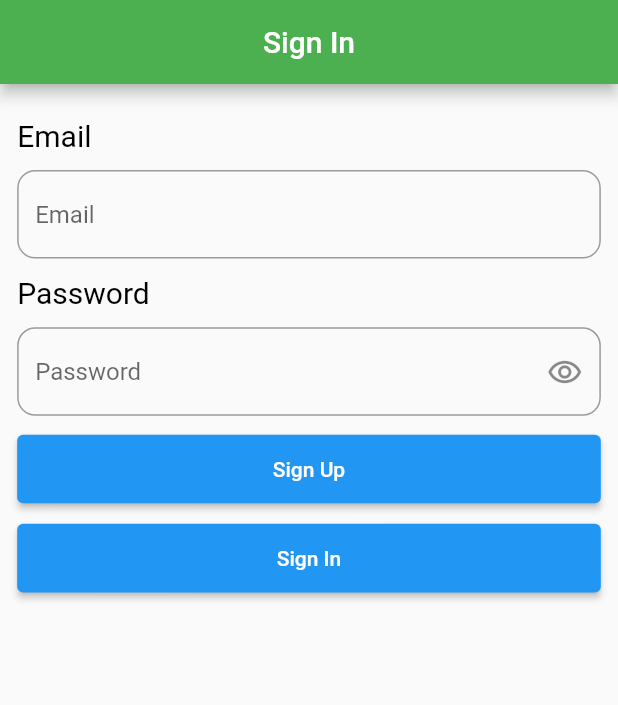
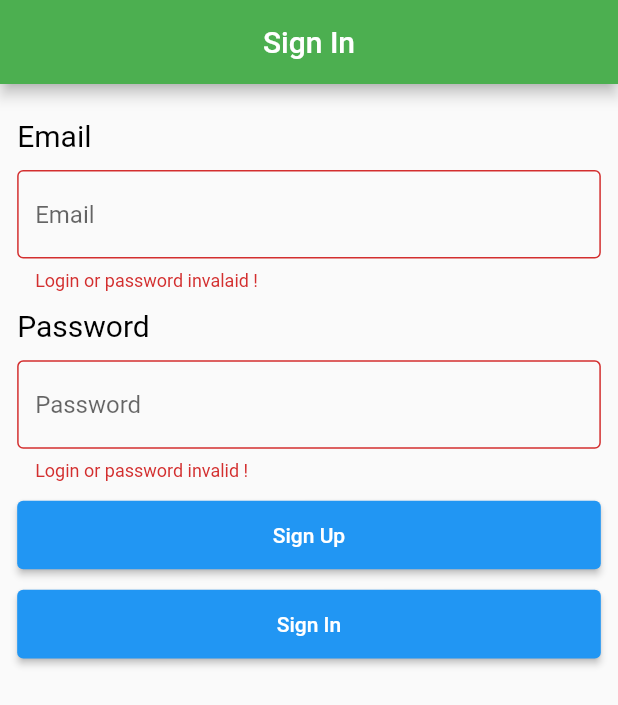
Before and after one commit to avazbekdeveloper11/homwork_localnotification_and_firebase_app, a Flutter app: the screen it shows after launch, after a tap on "Sign Up", on a phone screen of 412 x 824 dp. Shown: the top 705 px of the screen. Run offline on Flutter 3.47's test engine with Material 2 defaults, Android fonts, the phone set to English and light mode, and no system bars; our stand-ins replace firebase_auth, firebase_core; accounts and stored records are empty.

Commit message:
second commit

```diff
--- a/lib/core/colors/my_colors.dart
+++ b/lib/core/colors/my_colors.dart
@@ -3,4 +3,5 @@ import 'package:flutter/material.dart';
 class MyColors {
   static Color appBarColor = Colors.green;
   static Color textColor = Colors.black;
+  static Color redColor = Colors.red;
 }
--- a/lib/core/widgets/my_textforumfiled.dart
+++ b/lib/core/widgets/my_textforumfiled.dart
@@ -4,22 +4,27 @@ import 'package:vazifa_jira_1/provider/hide_show_password_provider.dart';
 
 class MyTextForumFiled extends StatelessWidget {
   String? hintText;
+  bool? obscureText;
+
   IconData? suffixIcon;
   Function()? suffixOntap;
-  bool? obscureText;
+  FormFieldValidator<String>? validator;
   TextEditingController? textEditingController;
+
   MyTextForumFiled({
     Key? key,
     this.hintText,
+    this.validator,
     this.suffixIcon,
     this.suffixOntap,
+    this.obscureText = true,
     this.textEditingController,
-    required this.obscureText,
   }) : super(key: key);
 
   @override
   TextFormField build(BuildContext context) {
     return TextFormField(
+      validator: validator,
       controller: textEditingController,
       obscureText: obscureText!
           ? false
--- a/lib/core/widgets/my_textstyle.dart
+++ b/lib/core/widgets/my_textstyle.dart
@@ -4,6 +4,9 @@ import 'package:vazifa_jira_1/core/colors/my_colors.dart';
 import 'package:vazifa_jira_1/core/constant/size_config.dart';
 
 class MyTextStyle {
-  static TextStyle SimpleStyle({double size = 24}) =>
+  static TextStyle simpleStyle({double size = 24}) =>
       TextStyle(fontSize: getHeight(size), color: MyColors.textColor);
+
+  static TextStyle errorStyle({double size = 30}) =>
+      TextStyle(fontSize: getHeight(size), color: MyColors.redColor);
 }
--- a/lib/main.dart
+++ b/lib/main.dart
@@ -2,7 +2,7 @@ import 'package:firebase_core/firebase_core.dart';
 import 'package:flutter/material.dart';
 import 'package:provider/provider.dart';
 import 'package:vazifa_jira_1/provider/hide_show_password_provider.dart';
-import 'package:vazifa_jira_1/screens/home_page.dart';
+import 'package:vazifa_jira_1/screens/login_page.dart';
 
 void main() async {
   WidgetsFlutterBinding.ensureInitialized();
--- /dev/null
+++ b/lib/model/data.dart
@@ -0,0 +1,4 @@
+class MyData {
+  static String myExp() =>
+      r'^(([^<>()[\]\\.,;:\s@\"]+(\.[^<>()[\]\\.,;:\s@\"]+)*)|(\".+\"))@((\[[0-9]{1,3}\.[0-9]{1,3}\.[0-9]{1,3}\.[0-9]{1,3}\])|(([a-zA-Z\-0-9]+\.)+[a-zA-Z]{2,}))$';
+}
--- a/lib/router/router.dart
+++ b/lib/router/router.dart
@@ -1,5 +1,5 @@
 import 'package:flutter/material.dart';
-import 'package:vazifa_jira_1/screens/home_page.dart';
+import 'package:vazifa_jira_1/screens/login_page.dart';
 
 class RouterGenerator {
   static Route? generateRoute(RouteSettings settings) {
--- a/lib/screens/home_page.dart
+++ /dev/null
@@ -1,83 +0,0 @@
-import 'package:flutter/material.dart';
-import 'package:provider/provider.dart';
-import 'package:vazifa_jira_1/core/constant/size_config.dart';
-import 'package:vazifa_jira_1/core/widgets/my_appbar_widget.dart';
-import 'package:vazifa_jira_1/core/widgets/my_elevated_buttons.dart';
-import 'package:vazifa_jira_1/core/widgets/my_padding.dart';
-import 'package:vazifa_jira_1/core/widgets/my_textforumfiled.dart';
-import 'package:vazifa_jira_1/core/widgets/my_textstyle.dart';
-import 'package:vazifa_jira_1/provider/hide_show_password_provider.dart';
-import 'package:vazifa_jira_1/service/service.dart';
-
-class HomePage extends StatelessWidget {
-  HomePage({Key? key}) : super(key: key);
-  final TextEditingController _textEditingControllerEmail =
-      TextEditingController();
-  final TextEditingController _textEditingControllerPassword =
-      TextEditingController();
-
-  @override
-  Widget build(BuildContext context) {
-    SizeConfig.init(context);
-    Size size = MediaQuery.of(context).size;
-    return Scaffold(
-      appBar: MyAppBar(title: "Sign In").getAppBar(context),
-      body: MyPadding.paddingSymmetric(
-        horizontal: 20,
-        vertical: 20,
-        child: Column(
-          crossAxisAlignment: CrossAxisAlignment.start,
-          children: [
-            MyPadding.paddingSymmetric(
-              vertical: 20,
-              child: Text(
-                "Email",
-                style: MyTextStyle.SimpleStyle(size: 35),
-              ),
-            ),
-            MyTextForumFiled(
-              hintText: "Email",
-              obscureText: true,
-              textEditingController: _textEditingControllerEmail,
-            ),
-            MyPadding.paddingSymmetric(
-              vertical: 20,
-              child: Text(
-                "Password",
-                style: MyTextStyle.SimpleStyle(size: 35),
-              ),
-            ),
-            MyTextForumFiled(
-              hintText: "Password",
-              textEditingController: _textEditingControllerPassword,
-              obscureText: false,
-              suffixIcon: Icons.remove_red_eye_outlined,
-              suffixOntap: () =>
-                  context.read<HideShowPasswordProvider>().showHide(),
-            ),
-            MyPadding.paddingOnly(
-              top: 20,
-              child: MyButton.MyElevatedButton(
-                text: "Sign Up",
-                onTap: () async => await FireBaseService.signUp(
-                  email: _textEditingControllerEmail.text,
-                  password: _textEditingControllerPassword.text,
-                ),
-              ),
-            ),
-            MyPadding.paddingOnly(
-              top: 20,
-              child: MyButton.MyElevatedButton(
-                text: "Sign In",
-                onTap: () async => await FireBaseService.signIn(
-                  email: _textEditingControllerEmail.text,
-                  password: _textEditingControllerPassword.text,
-                ),
-              ),
-            ),
-          ],
-        ),
-      ),
-    );
-  }
-}
--- /dev/null
+++ b/lib/screens/login_page.dart
@@ -0,0 +1,113 @@
+import 'package:flutter/material.dart';
+import 'package:provider/provider.dart';
+import 'package:vazifa_jira_1/core/constant/size_config.dart';
+import 'package:vazifa_jira_1/core/widgets/my_appbar_widget.dart';
+import 'package:vazifa_jira_1/core/widgets/my_elevated_buttons.dart';
+import 'package:vazifa_jira_1/core/widgets/my_padding.dart';
+import 'package:vazifa_jira_1/core/widgets/my_textstyle.dart';
+import 'package:vazifa_jira_1/model/data.dart';
+import 'package:vazifa_jira_1/provider/hide_show_password_provider.dart';
+import 'package:vazifa_jira_1/service/service.dart';
+
+class HomePage extends StatelessWidget {
+  HomePage({Key? key}) : super(key: key);
+  final GlobalKey<FormState> _formKey = GlobalKey<FormState>();
+  final TextEditingController _textEditingControllerEmail =
+      TextEditingController();
+  final TextEditingController _textEditingControllerPassword =
+      TextEditingController();
+
+  @override
+  Widget build(BuildContext context) {
+    SizeConfig.init(context);
+    Size size = MediaQuery.of(context).size;
+    return Scaffold(
+      appBar: MyAppBar(title: "Sign In").getAppBar(context),
+      body: Form(
+        key: _formKey,
+        child: MyPadding.paddingSymmetric(
+          horizontal: 20,
+          vertical: 20,
+          child: Column(
+            crossAxisAlignment: CrossAxisAlignment.start,
+            children: [
+              MyPadding.paddingSymmetric(
+                vertical: 20,
+                child: Text(
+                  "Email",
+                  style: MyTextStyle.simpleStyle(size: 35),
+                ),
+              ),
+              TextFormField(
+                validator: (v) => emailValidate(v!),
+                controller: _textEditingControllerEmail,
+                decoration: const InputDecoration(
+                  border: OutlineInputBorder(),
+                  hintText: "Email",
+                ),
+              ),
+              MyPadding.paddingSymmetric(
+                vertical: 20,
+                child: Text(
+                  "Password",
+                  style: MyTextStyle.simpleStyle(size: 35),
+                ),
+              ),
+              TextFormField(
+                validator: (v) => passwordValidate(v!),
+                obscureText: context.watch<HideShowPasswordProvider>().isShow,
+                controller: _textEditingControllerPassword,
+                decoration: const InputDecoration(
+                  border: OutlineInputBorder(),
+                  hintText: "Password",
+                ),
+              ),
+              MyPadding.paddingOnly(
+                top: 20,
+                child: MyButton.MyElevatedButton(
+                  text: "Sign Up",
+                  onTap: () async {
+                    if (_formKey.currentState!.validate()) {
+                      bool a = await FireBaseService.signUp(
+                        email: _textEditingControllerEmail.text,
+                        password: _textEditingControllerPassword.text,
+                      );
+                      a ? debugPrint("Home pagedasize!") : debugPrint("no");
+                    }
+                  },
+                ),
+              ),
+              MyPadding.paddingOnly(
+                top: 20,
+                child: MyButton.MyElevatedButton(
+                  text: "Sign In",
+                  onTap: () async {
+                    if (_formKey.currentState!.validate()) {
+                      bool a = await FireBaseService.signIn(
+                        email: _textEditingControllerEmail.text,
+                        password: _textEditingControllerPassword.text,
+                      );
+                      a ? debugPrint("Home pagedasize!") : debugPrint("no");
+                    }
+                  },
+                ),
+              ),
+            ],
+          ),
+        ),
+      ),
+    );
+  }
+
+  passwordValidate(String v) {
+    if (v.length < 6) {
+      return 'Login or password invalid !';
+    }
+  }
+
+  emailValidate(String v) {
+    if (!RegExp(MyData.myExp()).hasMatch(v)) {
+      return 'Login or password invalaid !';
+    }
+  }
+}
--- a/lib/service/service.dart
+++ b/lib/service/service.dart
@@ -5,15 +5,23 @@ class FireBaseService {
   static FirebaseAuth firebaseAuth = FirebaseAuth.instance;
 
   static signIn({required String email, required String password}) async {
+    try {
       await firebaseAuth
           .signInWithEmailAndPassword(
             email: email.trim(),
             password: password.trim(),
           )
-        .whenComplete(() => debugPrint("Ro'yxatdan o'tdingiz"));
+          .whenComplete(
+            () => debugPrint("Ro'yxatdan o'tdingiz"),
+          );
+      return true;
+    } catch (e) {
+      return false;
+    }
   }
 
   static signUp({required String email, required String password}) async {
+    try {
       await firebaseAuth
           .createUserWithEmailAndPassword(
             email: email.trim(),
@@ -22,5 +30,9 @@ class FireBaseService {
           .whenComplete(
             () => debugPrint("Ro'yxatdan o'tdingiz !"),
           );
+      return true;
+    } catch (e) {
+      return false;
     }
   }
+}
```
Also changed, not shown: lib/core/widgets/my_snack_bar.dart (added), lib/provider/hide_show_password_provider.dart (line endings or trailing spaces). Lines whose indentation alone changed are shown as unchanged.
